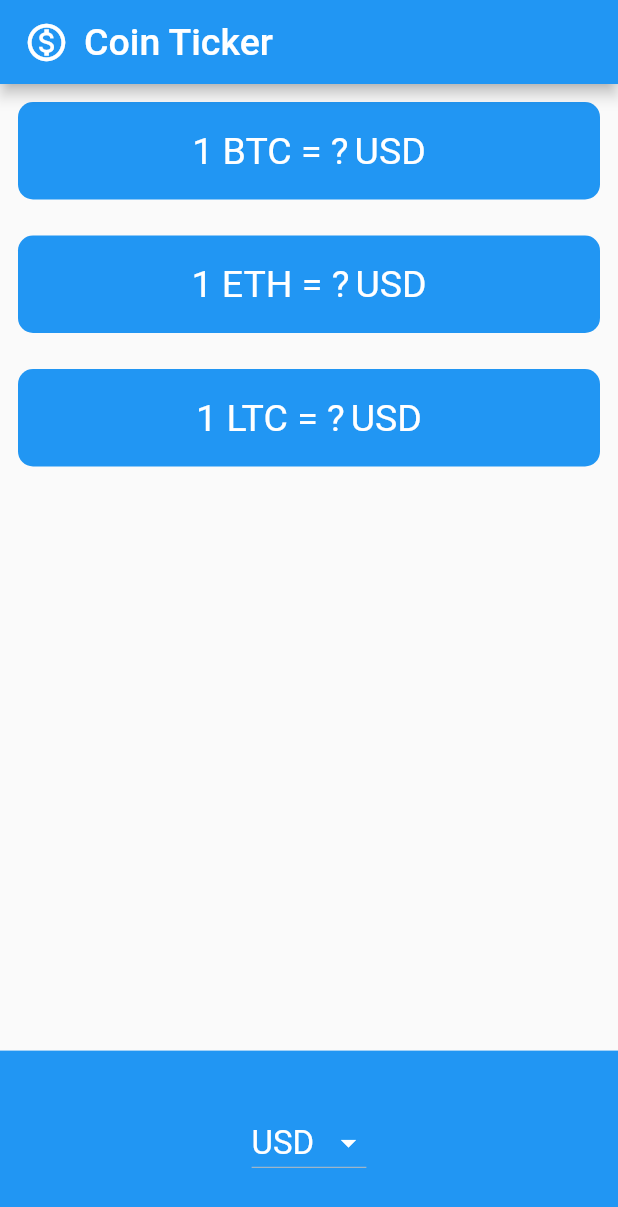
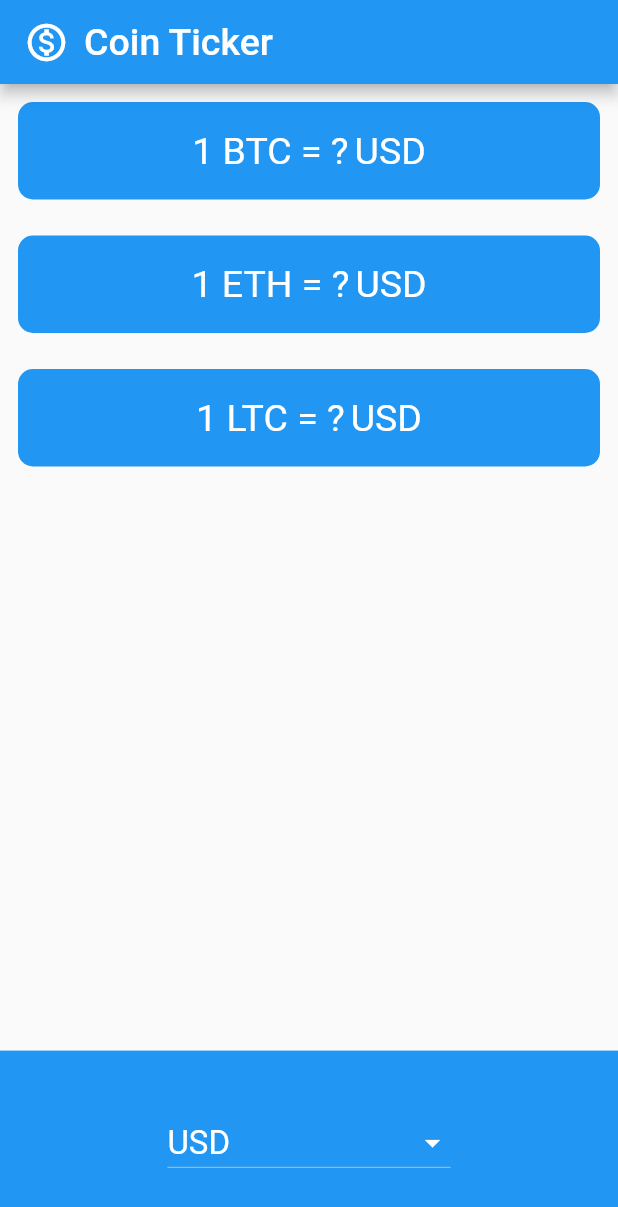
Before and after one commit to aliaaosama23/crypto_currency, a Flutter app: the screen it shows after launch, on a phone screen of 412 x 824 dp. Shown: the top 1207 px of the screen. Run offline on Flutter 3.47's test engine with Material 2 defaults, Android fonts, the phone set to English and light mode, and no system bars.

Commit message:
change code to organize

```diff
--- a/lib/screens/currency_page.dart
+++ b/lib/screens/currency_page.dart
@@ -1,13 +1,9 @@
 import 'dart:io';
-
-import 'package:currency_converter/models/currency_rate.dart';
 import 'package:currency_converter/services/currency_service.dart';
 import 'package:currency_converter/utilites/constants.dart';
 import 'package:flutter/cupertino.dart';
 import 'package:flutter/material.dart';
 
-//https://freecurrencyapi.net/api/v2/latest?apikey=
-// 03b8e120-89b6-11ec-a55c-cb5a74769665
 class CurrencyScreen extends StatefulWidget {
   const CurrencyScreen({Key? key}) : super(key: key);
 
@@ -17,60 +13,36 @@ class CurrencyScreen extends StatefulWidget {
 
 class _CurrencyScreenState extends State<CurrencyScreen> {
   CurrencyService service = CurrencyService();
-  String currencySelected = 'USD';
-  List<String> convertedValues = ['?', '?', '?'];
-  //String cryptoCurrency = 'BTC';
-  List<Widget> allList = [];
+  String currencySelected = currencyList[0];
+  Map<String, String> convertedValues = {};
   @override
   void initState() {
     super.initState();
-    // getCurrencyExchangeRate();
-
-    getCurrencyListExchange();
-    // allList.add(
-    //   Container(
-    //     height: 120,
-    //     //height: MediaQuery.of(context).size.height * 0.15,
-    //     color: Colors.blue,
-    //     alignment: Alignment.center,
-    //     child:
-    //         Platform.isAndroid ? getMaterialDesignList() : getCupertinoDesgin(),
-    //   ),
-    // );
   }
 
-  // getCurrencyExchangeRate() async {
-  //   CurrencyRate rate = await service.fetchCurrencyExchangeRate();
-  //   print(rate.rate);
-  //   setState(() {
-  //     convertedValue = rate.rate.toStringAsFixed(0);
-  //   });
-  // }
+  getCurrencyExchangeRateOnSelectCurrency(String value) async {
+    Map<String, String> rate =
+        await service.fetchCurrencyExchangeRateDependOnSelectedCurrency(value);
+    setState(() {
+      convertedValues = rate;
+      //convertedValues.add(rate);
+      currencySelected = value;
+    });
 
-  getCurrencyExchangeRateOnSelectCurrency(String value) async {
-    for (String cryptoCurrency in cryptoList) {
-      CurrencyRate rate =
-          await service.fetchCurrencyExchangeRateDependOnSelectedCurrency(
-              cryptoCurrency, value);
-      setState(() {
-        convertedValues.add(rate.rate.toStringAsFixed(0));
-        currencySelected = value;
-      });
-      print('all convertedValues is $convertedValues');
-    }
+    print(' currencySelected  is $currencySelected');
+    print(' convertedValues  is $convertedValues');
   }
 
-  Widget getMaterialDesignList() {
+  Widget getMaterialDesignList(BuildContext context) {
     return DropdownButton<String>(
       dropdownColor: Colors.black.withOpacity(0.6),
       iconEnabledColor: Colors.white,
-      // isExpanded: true,
       value: currencySelected,
       items: currencyList
           .map<DropdownMenuItem<String>>(
             (String value) => DropdownMenuItem<String>(
               child: SizedBox(
-                //width: MediaQuery.of(context).size.width * 0.4,
+                width: MediaQuery.of(context).size.width * 0.4,
                 child: Text(
                   value,
                   style: kDropDownCurrencyStyle,
@@ -81,11 +53,7 @@ class _CurrencyScreenState extends State<CurrencyScreen> {
           )
           .toList(),
       onChanged: (value) {
-        // print(value);
-        // setState(() {
-        //   currencySelected = value!;
         getCurrencyExchangeRateOnSelectCurrency(value!);
-        // });
       },
     );
   }
@@ -94,18 +62,11 @@ class _CurrencyScreenState extends State<CurrencyScreen> {
     return CupertinoPicker(
       itemExtent: 32,
       onSelectedItemChanged: (value) {
-        // print('selected value ${currencyList[value]}');
-        // setState(() {
-        //   currencySelected = currencyList[value];
-        // });
-
-        print('getCupertinoDesgin selected item is $value');
         getCurrencyExchangeRateOnSelectCurrency(currencyList[value]);
       },
       children: currencyList.map(
         (e) {
           return SizedBox(
-            //width: MediaQuery.of(context).size.width * 0.4,
             child: Text(
               e,
               style: kDropDownCurrencyStyle,
@@ -116,31 +77,6 @@ class _CurrencyScreenState extends State<CurrencyScreen> {
     );
   }
 
-  getCurrencyListExchange() {
-    for (var i = 0; i < cryptoList.length; i++) {
-      allList.add(Container(
-        decoration: BoxDecoration(
-          color: Colors.blue,
-          borderRadius: BorderRadius.circular(10),
-        ),
-        padding: const EdgeInsets.all(18.0),
-        margin: const EdgeInsets.all(12),
-        child: Row(
-          mainAxisAlignment: MainAxisAlignment.center,
-          children: [
-            Text('1 ${cryptoList[i]} = ', style: kCurrencyStyle),
-            Text(convertedValues[i], style: kCurrencyStyle),
-            const SizedBox(
-              width: 4,
-            ),
-            Text(currencySelected, style: kCurrencyStyle),
-          ],
-        ),
-      ));
-    }
-    return allList;
-  }
-
   @override
   Widget build(BuildContext context) {
     return Scaffold(
@@ -149,8 +85,9 @@ class _CurrencyScreenState extends State<CurrencyScreen> {
         height: MediaQuery.of(context).size.height * 0.15,
         color: Colors.blue,
         alignment: Alignment.center,
-        child:
-            Platform.isAndroid ? getMaterialDesignList() : getCupertinoDesgin(),
+        child: Platform.isAndroid
+            ? getMaterialDesignList(context)
+            : getCupertinoDesgin(),
       ),
       appBar: AppBar(
         title: Row(
@@ -170,7 +107,29 @@ class _CurrencyScreenState extends State<CurrencyScreen> {
       body: Column(
         crossAxisAlignment: CrossAxisAlignment.stretch,
         mainAxisAlignment: MainAxisAlignment.start,
-        children: allList,
+        children: [
+          for (String crypto in cryptoList)
+            Container(
+              decoration: BoxDecoration(
+                color: Colors.blue,
+                borderRadius: BorderRadius.circular(10),
+              ),
+              padding: const EdgeInsets.all(18.0),
+              margin: const EdgeInsets.all(12),
+              child: Row(
+                mainAxisAlignment: MainAxisAlignment.center,
+                children: [
+                  Text('1 $crypto = ', style: kCurrencyStyle),
+                  Text(convertedValues.isEmpty ? '?' : convertedValues[crypto]!,
+                      style: kCurrencyStyle),
+                  const SizedBox(
+                    width: 4,
+                  ),
+                  Text(currencySelected, style: kCurrencyStyle),
+                ],
+              ),
+            )
+        ],
       ),
     );
   }
```
Also changed, not shown: lib/services/currency_service.dart (+19 -13 lines).
